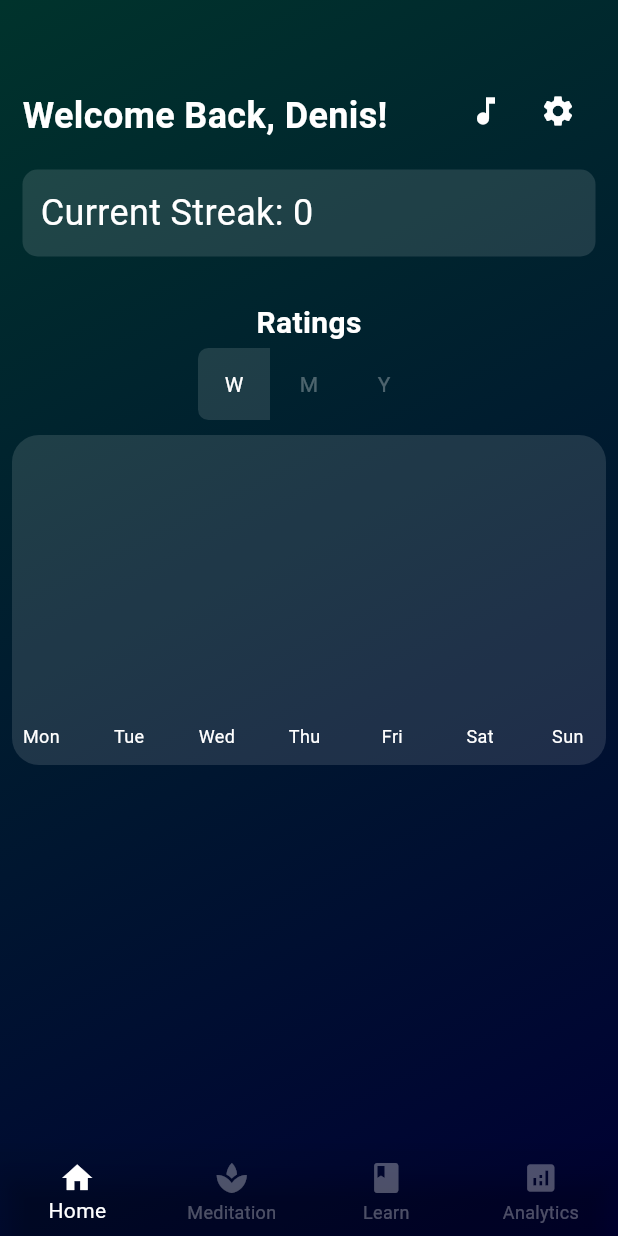
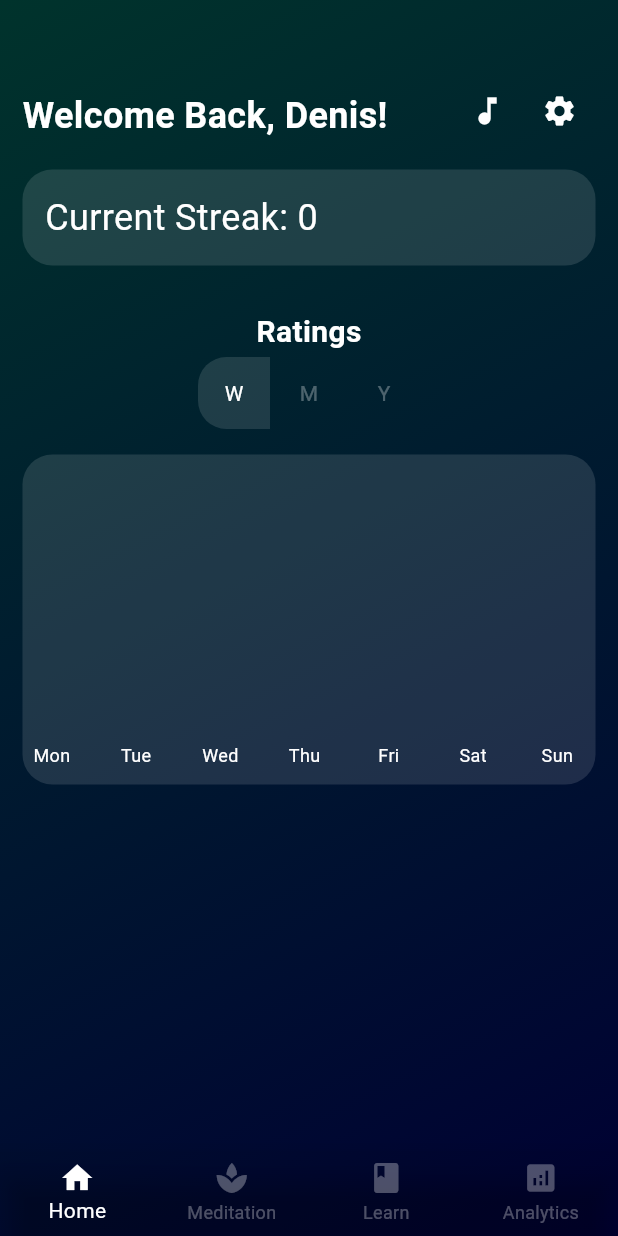
Before and after one commit to crypticdenis/meditation_app_flutter, a Flutter app: the screen it shows after launch, on a phone screen of 412 x 824 dp. Run offline on Flutter 3.47's test engine with Material 3 defaults, Android fonts, the phone set to English and light mode, and no system bars; drawn by our look-alikes of fl_chart; our stand-ins replace audioplayers, firebase_core, firebase_storage, get, shared_preferences, vibration; accounts and stored records are empty.

```diff
--- a/lib/home/home.dart
+++ b/lib/home/home.dart
@@ -134,7 +134,7 @@ class _HomeScreenState extends State<HomeScreen> {
                 Align(
                   alignment: Alignment.topRight,
                   child: Padding(
-                    padding: const EdgeInsets.only(top: 50, right: 16),
+                    padding: const EdgeInsets.only(top: 50, right: 15),
                     child: Row(
                       mainAxisSize: MainAxisSize.min,
                       children: [
@@ -185,13 +185,13 @@ class _HomeScreenState extends State<HomeScreen> {
               margin: const EdgeInsets.all(15.0),
               decoration: BoxDecoration(
                 color: Colors.white12,
-                borderRadius: BorderRadius.circular(10.0),
+                borderRadius: BorderRadius.circular(20.0),
               ),
               child: Column(
                 crossAxisAlignment: CrossAxisAlignment.stretch,
                 children: [
                   Padding(
-                    padding: const EdgeInsets.all(12.0),
+                    padding: const EdgeInsets.all(15.0),
                     child: Text("Current Streak: $currentStreak",
                         style:
                             const TextStyle(color: Colors.white, fontSize: 24)),
@@ -218,18 +218,18 @@ class _HomeScreenState extends State<HomeScreen> {
               selectedColor: Colors.white,
               color: Colors.white30,
               fillColor: Colors.white12,
-              borderRadius: BorderRadius.circular(8),
+              borderRadius: BorderRadius.circular(20),
               children: <Widget>[
                 Padding(
-                  padding: const EdgeInsets.symmetric(horizontal: 16),
+                  padding: const EdgeInsets.symmetric(horizontal: 15),
                   child: Text('W'),
                 ),
                 Padding(
-                  padding: const EdgeInsets.symmetric(horizontal: 16),
+                  padding: const EdgeInsets.symmetric(horizontal: 15),
                   child: Text('M'),
                 ),
                 Padding(
-                  padding: const EdgeInsets.symmetric(horizontal: 16),
+                  padding: const EdgeInsets.symmetric(horizontal: 15),
                   child: Text('Y'),
                 ),
               ],
--- a/lib/home/monthly_ratings.dart
+++ b/lib/home/monthly_ratings.dart
@@ -58,10 +58,10 @@ class MonthRatingWidget extends StatelessWidget {
     return Container(
       height: 220,
       decoration: const BoxDecoration(
-        borderRadius: BorderRadius.all(Radius.circular(18)),
+        borderRadius: BorderRadius.all(Radius.circular(20)),
         color: Colors.white12,
       ),
-      margin: const EdgeInsets.all(8),
+      margin: const EdgeInsets.all(15),
       child: Stack(
         children: [
           Positioned(
--- a/lib/home/week_rating_widget.dart
+++ b/lib/home/week_rating_widget.dart
@@ -53,10 +53,10 @@ class WeekRatingWidget extends StatelessWidget {
     return Container(
       height: 220,
       decoration: const BoxDecoration(
-        borderRadius: BorderRadius.all(Radius.circular(18)),
+        borderRadius: BorderRadius.all(Radius.circular(20)),
         color: Colors.white12,
       ),
-      margin: const EdgeInsets.all(8),
+      margin: const EdgeInsets.all(15),
       padding: const EdgeInsets.only(right: 18.0, left: 12.0, top: 40, bottom: 12),
       child: BarChart(
         BarChartData(
--- a/lib/home/yearly_rating.dart
+++ b/lib/home/yearly_rating.dart
@@ -84,10 +84,10 @@ class YearRatingWidget extends StatelessWidget {
     return Container(
       height: 220,
       decoration: const BoxDecoration(
-        borderRadius: BorderRadius.all(Radius.circular(18)),
+        borderRadius: BorderRadius.all(Radius.circular(20)),
         color: Colors.white12,
       ),
-      margin: const EdgeInsets.all(8),
+      margin: const EdgeInsets.all(15),
       child: Stack(
         children: [
           Positioned(
```
Also changed, not shown: lib/background_sounds_feature/sound_settings.dart (+52 -9 lines), lib/meditation/meditation_preselect.dart (+9 -11 lines).
